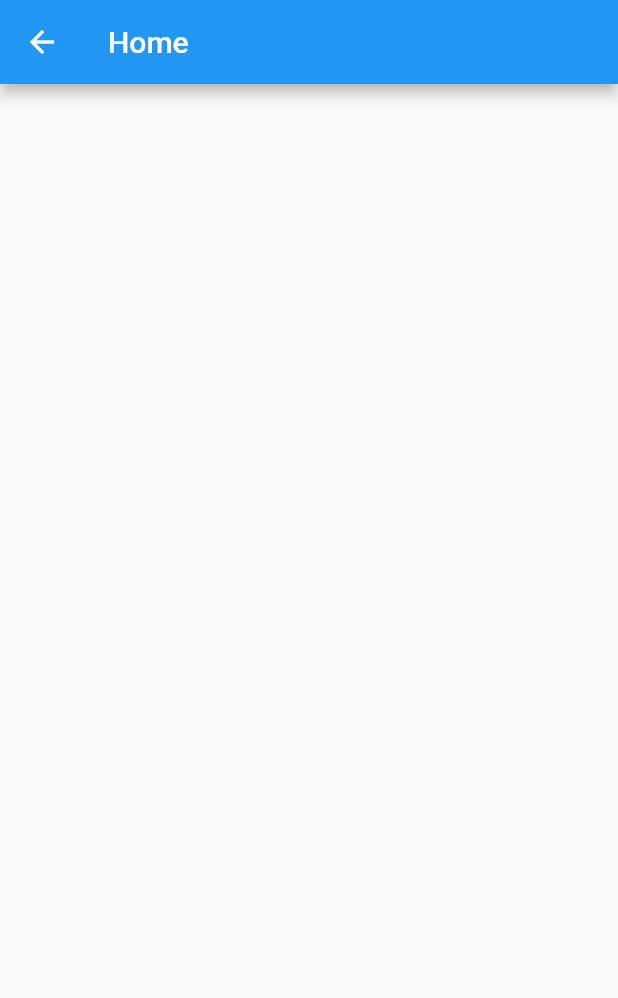
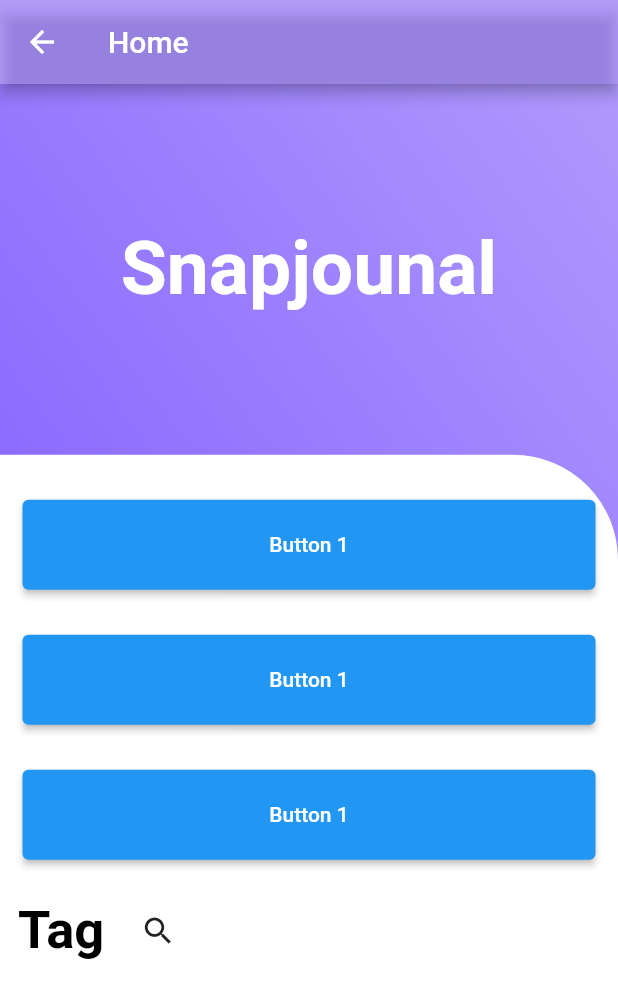
Before and after one commit to Skb-Hssn/SnapJournal, a Flutter app: the Home screen opened by its route, on a phone screen of 412 x 824 dp. Shown: the top 998 px of the screen. Run offline on Flutter 3.47's test engine with Material 2 defaults, Android fonts, the phone set to English and light mode, and no system bars; our stand-ins replace bloc, flutter_bloc, flutter_tags, image_picker, sqflite; accounts and stored records are empty.

Commit message:
Home Page

```diff
--- a/lib/Home/home.dart
+++ b/lib/Home/home.dart
@@ -1,4 +1,7 @@
 import 'package:flutter/material.dart';
+import 'package:path/path.dart';
+
+import '../SnapJournal/constants/enums.dart';
 
 class Home extends StatelessWidget {
   const Home({Key? key}) : super(key: key);
@@ -7,7 +10,108 @@ class Home extends StatelessWidget {
   Widget build(BuildContext context) {
     return Scaffold(
       appBar: AppBar(
-        title: const Text('Home'),
+        backgroundColor: Color(VioletAccent).withOpacity(0.55),
+        title: Text("Home"),
+      ),
+      body: Container(
+        decoration: BoxDecoration(
+            gradient: LinearGradient(
+                colors: [
+                  Color(VioletAccent).withOpacity(0.9),
+                  Color(VioletAccent).withOpacity(0.6)
+                ],
+                begin: FractionalOffset(0.0, 0.4),
+                end: Alignment.topRight
+            )
+        ),
+        child: Column(
+          children: [
+            Container(
+              width: MediaQuery.of(context).size.width,
+              height: MediaQuery.of(context).size.height * 0.3,
+              child:Center(
+                child: Text(
+                  "Snapjounal",
+                  style: TextStyle(
+                    color: Colors.white,
+                    fontWeight: FontWeight.bold,
+                    fontSize: 50,
+                  ),
+                ),
+              )
+            ),
+            Expanded(
+                child: Container(
+                  width: MediaQuery.of(context).size.width,
+                  decoration: BoxDecoration(
+                    color: Colors.white,
+                    borderRadius: BorderRadius.only(
+                      topRight: Radius.circular(70),
+                    )
+                  ),
+                  child: Column(
+                    children: [
+                      SizedBox(height: 15),
+                      Padding(
+                        padding: EdgeInsets.all(15.0),
+                        child: ElevatedButton(
+                          style: ElevatedButton.styleFrom(
+                            minimumSize: Size(420, 60),// fromHeight use double.infinity as width and 40 is the height
+                          ),
+                          onPressed: () {},
+                          child: Text('Button 1'),
+                        ),
+                      ),
+                      Padding(
+                        padding: EdgeInsets.all(15.0),
+                        child: ElevatedButton(
+                          style: ElevatedButton.styleFrom(
+                            minimumSize: Size(420, 60),// fromHeight use double.infinity as width and 40 is the height
+                          ),
+                          onPressed: () {},
+                          child: Text('Button 1'),
+                        ),
+                      ),
+                      Padding(
+                        padding: EdgeInsets.all(15.0),
+                        child: ElevatedButton(
+                          style: ElevatedButton.styleFrom(
+                            minimumSize: Size(420, 60),// fromHeight use double.infinity as width and 40 is the height
+                          ),
+                          onPressed: () {},
+                          child: Text('Button 1'),
+                        ),
+                      ),
+
+                      Row(
+                        children:  [
+                          Padding(
+                            padding: EdgeInsets.all(12.0),
+                            child: Text(
+                              "Tag",
+                              style: TextStyle(
+                                fontSize: 35,
+                                fontWeight: FontWeight.bold,
+                                color: Colors.black
+                              ),
+                            ),
+                          ),
+                          Align(
+                            child: Padding(
+                              padding: EdgeInsets.all(12.0),
+                              child: Icon(
+                                Icons.search
+                              )
+                            ),
+                          )
+                        ],
+                      )
+                    ],
+                  ),
+                )
+            )
+          ],
+        ),
       ),
     );
   }
--- a/lib/SnapJournal/constants/enums.dart
+++ b/lib/SnapJournal/constants/enums.dart
@@ -1 +1,6 @@
 const backgroundColor = 0xFBFBFBFF;
+const VioletAccent = 0x7c58ff;
+const LightViolet = 0xe3e4f5;
+const SkyBlueAccent = 0xbed5ff;
+const PasteAccent = 0x9ff6ce;
+const Orangish = 0xfea383;
--- a/lib/SnapJournal/snapjournal_app.dart
+++ b/lib/SnapJournal/snapjournal_app.dart
@@ -20,7 +20,7 @@ class _SnapJournal extends State<SnapJournal> {
   @override
   Widget build(BuildContext context) {
     return MaterialApp(
-      initialRoute: '/dayView',
+      initialRoute: '/home',
       debugShowCheckedModeBanner: false,
       routes: {
         '/loadingView' : (context) => _Loading(),
```
